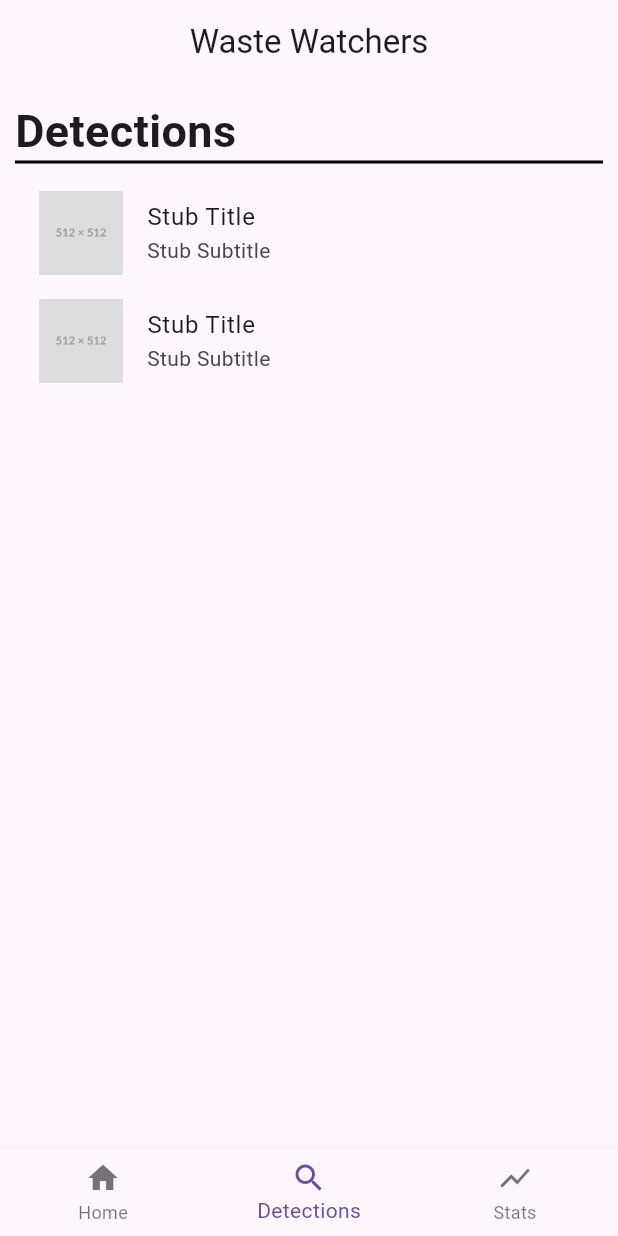
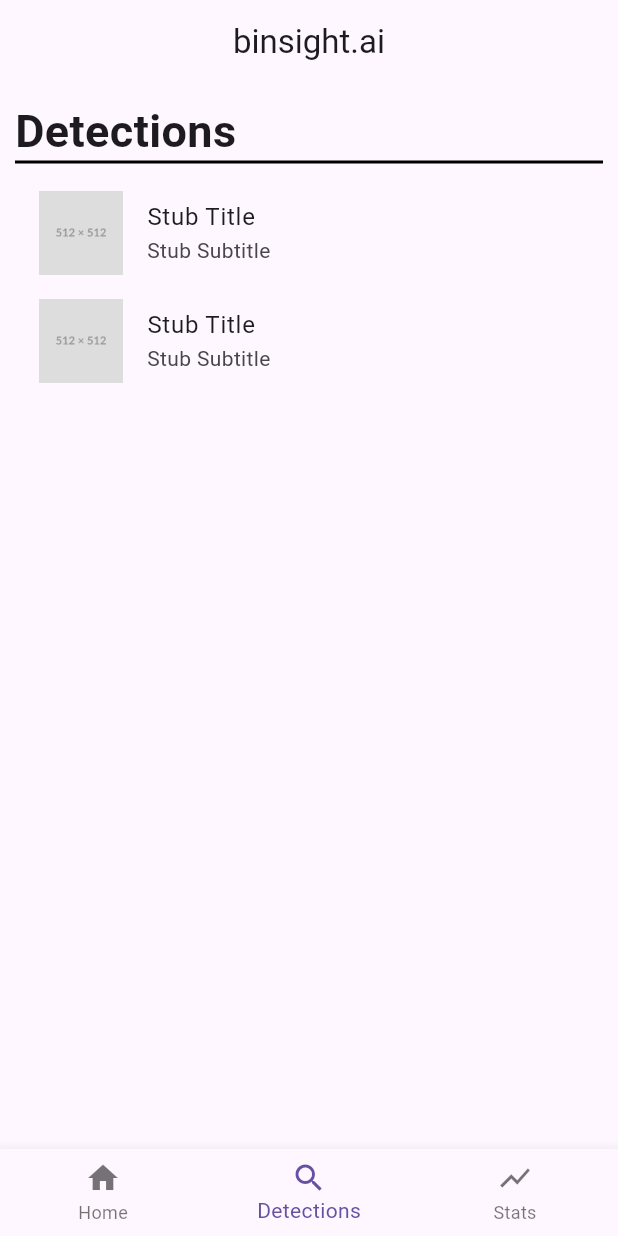
Before and after one commit to Soundbendor/smart-bin-app, a Flutter app: the BottomNavBar screen opened directly with empty values, item 2 of the bottom bar chosen, on a phone screen of 412 x 824 dp. Run offline on Flutter 3.47's test engine with Material 3 defaults, Android fonts, the phone set to English and light mode, and no system bars; our stand-ins replace go_router, sqflite; missing offline and left inert: wifi_iot, wifi_scan; accounts and stored records are empty.

Commit message:
refactor all references to Waste Watcher to binsight.ai

```diff
--- a/lib/database/connection.dart
+++ b/lib/database/connection.dart
@@ -3,9 +3,9 @@ import 'dart:async';
 import 'package:flutter/foundation.dart';
 import 'package:path/path.dart';
 import 'package:sqflite/sqflite.dart';
-import 'package:waste_watchers/database/model.dart';
-import 'package:waste_watchers/database/models/detection.dart';
-import 'package:waste_watchers/database/models/device.dart';
+import 'package:binsight_ai/database/model.dart';
+import 'package:binsight_ai/database/models/detection.dart';
+import 'package:binsight_ai/database/models/device.dart';
 
 // Modify this when making changes to models
 // The entire app should be restarted when changing the schema
--- a/lib/database/model.dart
+++ b/lib/database/model.dart
@@ -1,5 +1,5 @@
 import 'package:sqflite/sqflite.dart';
-import 'package:waste_watchers/database/connection.dart';
+import 'package:binsight_ai/database/connection.dart';
 
 abstract class Model {
   String get tableName;
--- a/lib/database/models/detection.dart
+++ b/lib/database/models/detection.dart
@@ -1,6 +1,6 @@
 import 'package:sqflite/sqflite.dart';
-import 'package:waste_watchers/database/connection.dart';
-import 'package:waste_watchers/database/model.dart';
+import 'package:binsight_ai/database/connection.dart';
+import 'package:binsight_ai/database/model.dart';
 
 class Detection extends Model {
   String preDetectImgLink;
--- a/lib/database/models/device.dart
+++ b/lib/database/models/device.dart
@@ -1,6 +1,6 @@
 import 'package:sqflite/sqflite.dart';
-import 'package:waste_watchers/database/connection.dart';
-import 'package:waste_watchers/database/model.dart';
+import 'package:binsight_ai/database/connection.dart';
+import 'package:binsight_ai/database/model.dart';
 
 class Device extends Model {
   String id;
--- a/lib/main.dart
+++ b/lib/main.dart
@@ -1,11 +1,11 @@
 import 'package:flutter/material.dart';
-import 'package:waste_watchers/screens/main/detections_page.dart';
-import 'package:waste_watchers/screens/main/home_page.dart';
-import 'package:waste_watchers/screens/main/stats_page.dart';
-import 'package:waste_watchers/screens/splash/screen.dart';
-import 'package:waste_watchers/screens/splash/wifi_page.dart';
-import 'package:waste_watchers/screens/connection/connect_page.dart';
-import 'package:waste_watchers/database/connection.dart';
+import 'package:binsight_ai/screens/main/detections_page.dart';
+import 'package:binsight_ai/screens/main/home_page.dart';
+import 'package:binsight_ai/screens/main/stats_page.dart';
+import 'package:binsight_ai/screens/splash/screen.dart';
+import 'package:binsight_ai/screens/splash/wifi_page.dart';
+import 'package:binsight_ai/screens/connection/connect_page.dart';
+import 'package:binsight_ai/database/connection.dart';
 import 'package:go_router/go_router.dart';
 
 final GlobalKey<NavigatorState> _rootNavigatorKey =
@@ -16,11 +16,11 @@ final GlobalKey<NavigatorState> _shellNavigatorKey =
 void main() async {
   WidgetsFlutterBinding.ensureInitialized();
   await getDatabaseConnection();
-  runApp(const WasteWatchersApp());
+  runApp(const BinsightAiApp());
 }
 
-class WasteWatchersApp extends StatelessWidget {
-  const WasteWatchersApp({Key? key}) : super(key: key);
+class BinsightAiApp extends StatelessWidget {
+  const BinsightAiApp({Key? key}) : super(key: key);
 
   @override
   Widget build(BuildContext context) {
@@ -149,7 +149,7 @@ class BottomNavBar extends StatelessWidget {
   Widget build(BuildContext context) {
     return Scaffold(
       appBar: AppBar(
-        title: const Text("Waste Watchers"),
+        title: const Text("binsight.ai"),
         centerTitle: true,
       ),
       body: child,
--- a/lib/screens/main/detections_page.dart
+++ b/lib/screens/main/detections_page.dart
@@ -1,6 +1,6 @@
 import 'package:flutter/material.dart';
-import 'package:waste_watchers/widgets/detections.dart';
-import 'package:waste_watchers/widgets/heading.dart';
+import 'package:binsight_ai/widgets/detections.dart';
+import 'package:binsight_ai/widgets/heading.dart';
 
 class DetectionsPage extends StatelessWidget {
   const DetectionsPage({super.key});
--- a/lib/screens/splash/wifi_page.dart
+++ b/lib/screens/splash/wifi_page.dart
@@ -1,5 +1,5 @@
 import 'package:flutter/material.dart';
-import 'package:waste_watchers/widgets/wifi_configuration_widget.dart';
+import 'package:binsight_ai/widgets/wifi_configuration_widget.dart';
 
 class WifiPage extends StatelessWidget {
   const WifiPage({Key? key}) : super(key: key);
--- a/lib/widgets/wifi_configuration_widget.dart
+++ b/lib/widgets/wifi_configuration_widget.dart
@@ -1,5 +1,4 @@
 import 'package:flutter/material.dart';
-import 'package:http/http.dart' as http;
 import 'package:go_router/go_router.dart';
 
 class WifiConfigurationWidget extends StatefulWidget {
--- a/pubspec.yaml
+++ b/pubspec.yaml
@@ -1,5 +1,5 @@
-name: waste_watchers
-description: A new Flutter project.
+name: binsight_ai
+description: A Soundbendor Lab project.
 publish_to: 'none'
 version: 0.1.0
 
```
Also changed, not shown: 5 other files.
